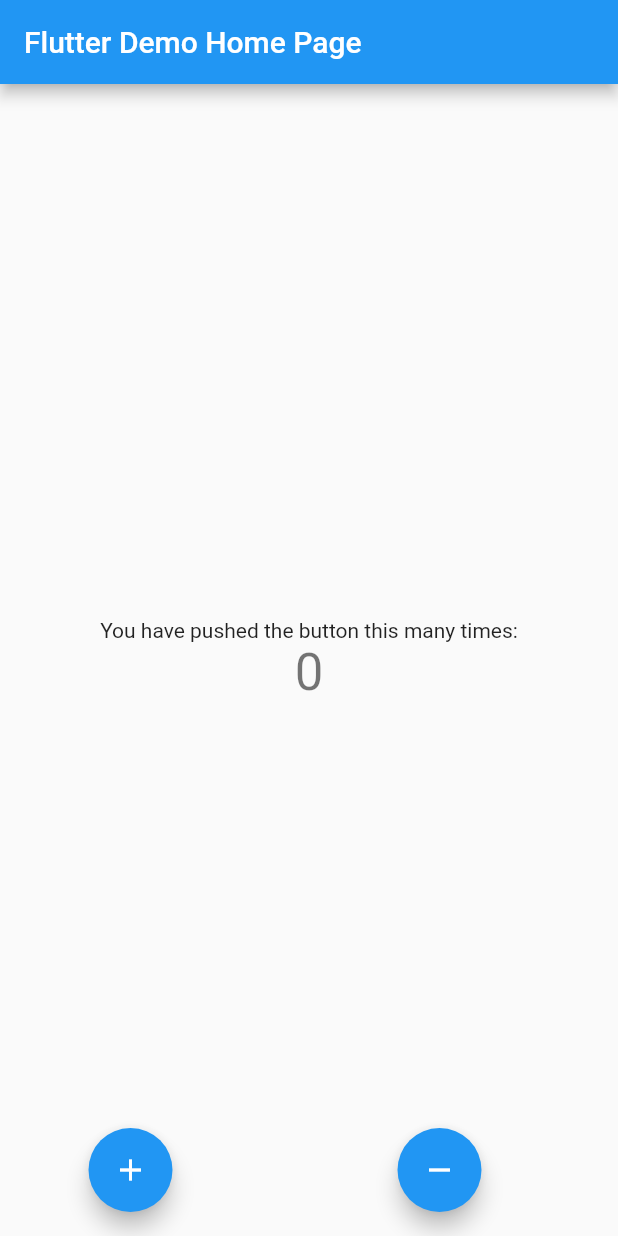
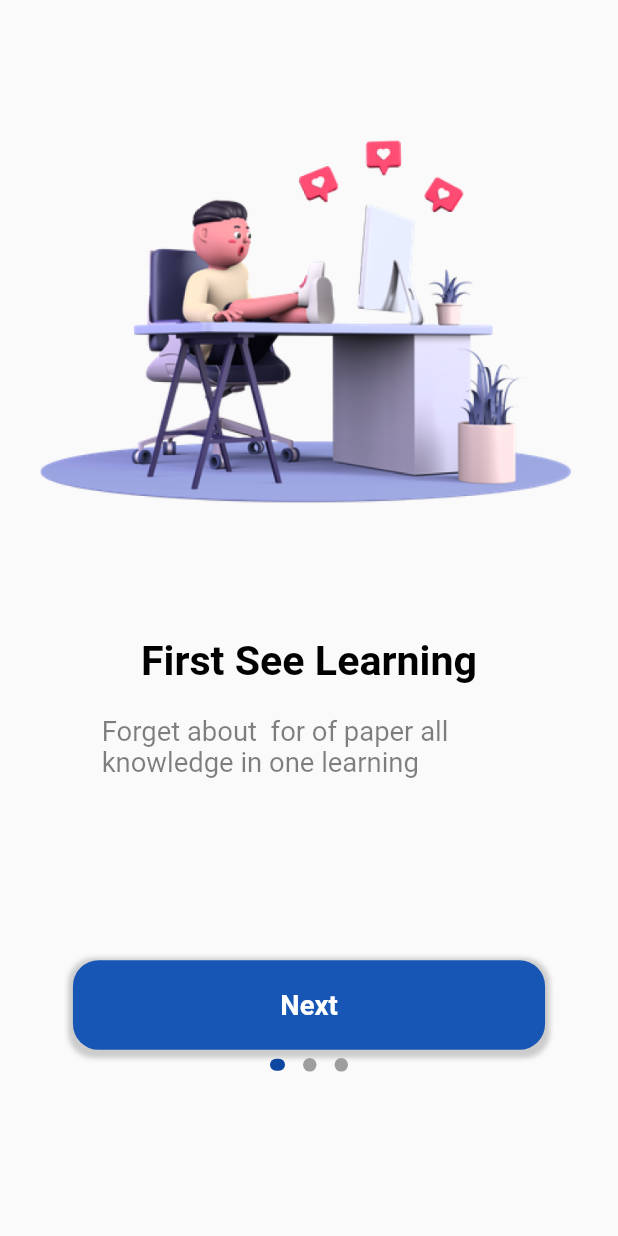
Before and after one commit to HazemHamdy7/learning_app, a Flutter app: the screen it shows after launch, on a phone screen of 412 x 824 dp. Run offline on Flutter 3.47's test engine with Material 2 defaults, Android fonts, the phone set to English and light mode, and no system bars; drawn by our look-alikes of dots_indicator; our stand-ins replace bloc, flutter_bloc, flutter_screenutil.

Commit message:
add welcome screen in bording

```diff
--- /dev/null
+++ b/lib/bloc_test_app/app_bloc.dart
@@ -0,0 +1,19 @@
+import 'package:bloc/bloc.dart';
+
+import 'app_event.dart';
+import 'app_state.dart';
+
+class AppBlocs extends Bloc<AppEvent, AppState> {
+  AppBlocs() : super(IntiState()) {
+    on<Increement>(
+      (event, emit) {
+        emit(AppState(counter: state.counter + 1));
+      },
+    );
+    on<Decreement>(
+      (event, emit) {
+        emit(AppState(counter: state.counter - 1));
+      },
+    );
+  }
+}
--- /dev/null
+++ b/lib/bloc_test_app/app_event.dart
@@ -0,0 +1,5 @@
+class AppEvent {}
+
+class Increement extends AppEvent {}
+
+class Decreement extends AppEvent {}
--- /dev/null
+++ b/lib/bloc_test_app/app_state.dart
@@ -0,0 +1,8 @@
+class AppState {
+  int counter;
+  AppState({required this.counter});
+}
+
+class IntiState extends AppState {
+  IntiState() : super(counter: 0);
+}
--- /dev/null
+++ b/lib/constant/utils/assets.dart
@@ -0,0 +1,5 @@
+class AssetsData {
+  static const accounTheader = 'assets/images/account_header.png';
+  static const reading = 'assets/images/reading.png';
+  static const man = 'assets/images/man.png';
+}
--- /dev/null
+++ b/lib/constant/utils/color.dart
@@ -0,0 +1,5 @@
+import 'package:flutter/material.dart';
+
+const kPrimyColor = Color(0xff100B20);
+const kTranstionDuration = Duration(microseconds: 250);
+const kGtSectraFine = 'Montserrat';
--- /dev/null
+++ b/lib/constant/utils/snakbar.dart
@@ -0,0 +1,9 @@
+import 'package:flutter/material.dart';
+
+void customSnakBar(context, String url) {
+  ScaffoldMessenger.of(context).showSnackBar(
+    SnackBar(
+      content: Text('Can`t launch $url'),
+    ),
+  );
+}
--- /dev/null
+++ b/lib/constant/utils/styles.dart
@@ -0,0 +1,64 @@
+import 'package:flutter/cupertino.dart';
+import 'package:flutter/material.dart';
+import 'package:flutter_screenutil/flutter_screenutil.dart';
+
+abstract class StylesApp {
+  // static const textStyle18 = TextStyle(
+  //   fontSize: 18,
+  //   fontWeight: FontWeight.w600,
+  // );
+
+  // static const textStyle20 = TextStyle(
+  //   fontSize: 20,
+  //   fontWeight: FontWeight.normal,
+  //   // fontFamily: kGtSectraFine,
+  // );
+  // static const textStyleBold20 = TextStyle(
+  //   fontSize: 20,
+  //   fontWeight: FontWeight.bold,
+  //   // fontFamily: kGtSectraFine,
+  // );
+
+  // static const textStyle30 = TextStyle(
+  //   fontSize: 30,
+  //   fontWeight: FontWeight.normal,
+  //   // fontFamily: kGtSectraFine,
+  // );
+  // static const textStyleBold30 = TextStyle(
+  //   fontSize: 30,
+  //   fontWeight: FontWeight.bold,
+  //   // fontFamily: kGtSectraFine,
+  // );
+
+  // static const textStyle14 =
+  //     TextStyle(fontSize: 14.0, fontWeight: FontWeight.normal);
+  // static const textStyle1Bold14 = TextStyle(
+  //   fontSize: 14,
+  //   fontWeight: FontWeight.bold,
+  // );
+
+  // static const textStyle16 = TextStyle(
+  //   fontSize: 16,
+  //   fontWeight: FontWeight.w500,
+  // );
+  // static const textStyle1Bold16 = TextStyle(
+  //   fontSize: 16,
+  //   fontWeight: FontWeight.bold,
+  // );
+  static TextStyle textStyle1Bold24 = TextStyle(
+    color: Colors.black,
+    fontSize: 24.sp,
+    fontWeight: FontWeight.bold,
+  );
+
+  static TextStyle textStylenormal_14 = TextStyle(
+    color: Colors.black.withOpacity(0.5),
+    fontSize: 16.sp,
+    fontWeight: FontWeight.normal,
+  );
+  static TextStyle textStyle16 = TextStyle(
+    color: Colors.white,
+    fontSize: 16.sp,
+    fontWeight: FontWeight.bold,
+  );
+}
--- a/lib/main.dart
+++ b/lib/main.dart
@@ -1,4 +1,9 @@
 import 'package:flutter/material.dart';
+import 'package:flutter_bloc/flutter_bloc.dart';
+import 'package:flutter_screenutil/flutter_screenutil.dart';
+import 'package:udemy/bloc_test_app/app_bloc.dart';
+import 'package:udemy/view/screens/welcome_screen/bloc/welcome_bloc.dart';
+import 'view/screens/welcome_screen/screen/welcome_page.dart';
 
 void main() {
   runApp(const MyApp());
@@ -10,74 +15,61 @@
   // This widget is the root of your application.
   @override
   Widget build(BuildContext context) {
-    return MaterialApp(
-      title: 'Flutter Demo',
-      theme: ThemeData(
-        primarySwatch: Colors.blue,
-      ),
-      home: const MyHomePage(title: 'Flutter Demo Home Page'),
-    );
+    return BlocProvider(
+        create: (context) => WelcomeBloc(),
+        child: ScreenUtilInit(
+          builder: (context, child) => const MaterialApp(
+            home: WelcomeScreen(),
+          ),
+        ));
   }
 }
 
-class MyHomePage extends StatefulWidget {
-  const MyHomePage({super.key, required this.title});
+// class MyHomePage extends StatelessWidget {
+//   const MyHomePage({super.key, required this.title});
 
-  final String title;
+//   final String title;
 
-  @override
-  State<MyHomePage> createState() => _MyHomePageState();
-}
-
-class _MyHomePageState extends State<MyHomePage> {
-  int _counter = 0;
-
-  void _incrementCounter() {
-    setState(() {
-      _counter++;
-    });
-  }
-
-  void _dicrementCounter() {
-    setState(() {
-      _counter--;
-    });
-  }
-
-  @override
-  Widget build(BuildContext context) {
-    return Scaffold(
-        appBar: AppBar(
-          title: Text(widget.title),
-        ),
-        body: Center(
-          child: Column(
-            mainAxisAlignment: MainAxisAlignment.center,
-            children: <Widget>[
-              const Text(
-                'You have pushed the button this many times:',
-              ),
-              Text(
-                '$_counter',
-                style: Theme.of(context).textTheme.headlineMedium,
-              ),
-            ],
-          ),
-        ),
-        floatingActionButton: Row(
-          mainAxisAlignment: MainAxisAlignment.spaceAround,
-          children: [
-            FloatingActionButton(
-              onPressed: _incrementCounter,
-              tooltip: 'Increment',
-              child: const Icon(Icons.add),
-            ),
-            FloatingActionButton(
-              onPressed: _dicrementCounter,
-              tooltip: 'decrement',
-              child: const Icon(Icons.remove),
-            ),
-          ],
-        ));
-  }
-}
+//   @override
+//   Widget build(BuildContext context) {
+//     return Scaffold(
+//         appBar: AppBar(
+//           title: Text(title),
+//         ),
+//         body: Center(
+//           child: BlocBuilder<AppBlocs, AppState>(
+//             builder: (context, state) {
+//               return Column(
+//                 mainAxisAlignment: MainAxisAlignment.center,
+//                 children: <Widget>[
+//                   const Text(
+//                     'You have pushed the button this many times:',
+//                   ),
+//                   Text(
+//                     "${BlocProvider.of<AppBlocs>(context).state.counter}",
+//                     style: Theme.of(context).textTheme.headlineMedium,
+//                   ),
+//                 ],
+//               );
+//             },
+//           ),
+//         ),
+//         floatingActionButton: Row(
+//           mainAxisAlignment: MainAxisAlignment.spaceAround,
+//           children: [
+//             FloatingActionButton(
+//               onPressed: () =>
+//                   BlocProvider.of<AppBlocs>(context).add(Increement()),
+//               tooltip: 'Increment',
+//               child: const Icon(Icons.add),
+//             ),
+//             FloatingActionButton(
+//               onPressed: () =>
+//                   BlocProvider.of<AppBlocs>(context).add(Decreement()),
+//               tooltip: 'decrement',
+//               child: const Icon(Icons.remove),
+//             ),
+//           ],
+//         ));
+//   }
+// }
--- /dev/null
+++ b/lib/view/screens/welcome_screen/bloc/welcome_bloc.dart
@@ -0,0 +1,13 @@
+import 'package:flutter_bloc/flutter_bloc.dart';
+import 'package:udemy/view/screens/welcome_screen/bloc/welcome_event.dart';
+import 'package:udemy/view/screens/welcome_screen/bloc/welcome_state.dart';
+
+class WelcomeBloc extends Bloc<WelcomeEvent, WelcomeState> {
+  WelcomeBloc() : super(WelcomeState()) {
+    on<WelcomeEvent>(
+      (event, emit) {
+        emit(WelcomeState(page: state.page));
+      },
+    );
+  }
+}
--- /dev/null
+++ b/lib/view/screens/welcome_screen/bloc/welcome_event.dart
@@ -0,0 +1 @@
+class WelcomeEvent {}
--- /dev/null
+++ b/lib/view/screens/welcome_screen/bloc/welcome_state.dart
@@ -0,0 +1,4 @@
+class WelcomeState {
+  int page;
+  WelcomeState({this.page = 0});
+}
--- /dev/null
+++ b/lib/view/screens/welcome_screen/screen/welcome_page.dart
@@ -0,0 +1,82 @@
+import 'package:dots_indicator/dots_indicator.dart';
+import 'package:flutter/material.dart';
+import 'package:flutter_bloc/flutter_bloc.dart';
+import 'package:flutter_screenutil/flutter_screenutil.dart';
+import '../bloc/welcome_bloc.dart';
+import '../bloc/welcome_state.dart';
+import '../widget/custom_page_view.dart';
+
+class WelcomeScreen extends StatefulWidget {
+  const WelcomeScreen({super.key});
+
+  @override
+  State<WelcomeScreen> createState() => _WelcomeScreenState();
+}
+
+class _WelcomeScreenState extends State<WelcomeScreen> {
+  @override
+  Widget build(BuildContext context) {
+    return Scaffold(
+      body: BlocBuilder<WelcomeBloc, WelcomeState>(
+        builder: (context, state) {
+          return Container(
+            padding: const EdgeInsets.all(20),
+            width: 375.w,
+            child: Stack(
+              alignment: Alignment.bottomCenter,
+              children: [
+                PageView(
+                  onPageChanged: (index) {},
+                  children: [
+                    CustomPageView(
+                      index: 1,
+                      title: 'First See Learning',
+                      subTitle:
+                          'Forget about  for of paper all knowledge in one learning',
+                      imagePath: '',
+                      context: context,
+                      nameButtom: 'Next',
+                    ),
+                    CustomPageView(
+                      index: 2,
+                      title: 'Connect With Everyone',
+                      subTitle:
+                          'Always Keep in touch with your tutor & friend. let`s get connected!',
+                      imagePath: '',
+                      context: context,
+                      nameButtom: 'Next',
+                    ),
+                    CustomPageView(
+                      index: 3,
+                      title: 'Always Fascinated Learning',
+                      subTitle:
+                          'Any Where . anytime. The time is at youe discretion so study when never want to ',
+                      imagePath: '',
+                      context: context,
+                      nameButtom: 'Get Started',
+                    ),
+                  ],
+                ),
+                Positioned(
+                  bottom: 70.h,
+                  child: DotsIndicator(
+                    dotsCount: 3,
+                    mainAxisAlignment: MainAxisAlignment.center,
+                    decorator: DotsDecorator(
+                      color: Colors.grey,
+                      activeColor: Colors.blue[900]!,
+                      activeSize: const Size(10.0, 8.0),
+                      activeShape: RoundedRectangleBorder(
+                        borderRadius: BorderRadius.circular(5.0),
+                      ),
+                    ),
+                  ),
+                ),
+              ],
+            ),
+          );
+        },
+      ),
+    );
+  }
+}
--- /dev/null
+++ b/lib/view/screens/welcome_screen/widget/custom_bottom_InBoroding.dart
@@ -0,0 +1,44 @@
+// ignore_for_file: public_member_api_docs, sort_constructors_first
+import 'package:flutter/material.dart';
+import 'package:flutter_screenutil/flutter_screenutil.dart';
+
+import '../../../../constant/utils/styles.dart';
+
+class CustomBottomInBording extends StatelessWidget {
+  const CustomBottomInBording({
+    Key? key,
+    required this.text,
+    this.onTap,
+  }) : super(key: key);
+  final String text;
+  final void Function()? onTap;
+  @override
+  Widget build(BuildContext context) {
+    return GestureDetector(
+      onTap: onTap,
+      child: Container(
+        margin: EdgeInsets.only(top: 100.h, left: 25.w, right: 25.w),
+        width: 325.w,
+        height: 50.h,
+        decoration: BoxDecoration(
+            color: const Color.fromARGB(255, 23, 86, 180),
+            borderRadius: BorderRadius.all(
+              Radius.circular(15.w),
+            ),
+            boxShadow: [
+              BoxShadow(
+                  color: Colors.grey.withOpacity(0.5),
+                  spreadRadius: 3,
+                  blurRadius: 2,
+                  offset: const Offset(0, 2)),
+            ]),
+        child: Center(
+          child: Text(
+            text,
+            style: StylesApp.textStyle16,
+          ),
+        ),
+      ),
+    );
+  }
+}
--- /dev/null
+++ b/lib/view/screens/welcome_screen/widget/custom_page_view.dart
@@ -0,0 +1,46 @@
+// ignore_for_file: public_member_api_docs, sort_constructors_first
+import 'package:flutter/material.dart';
+import 'package:flutter_screenutil/flutter_screenutil.dart';
+
+import '../../../../constant/utils/assets.dart';
+import 'custom_bottom_InBoroding.dart';
+import 'custom_text_in_bording.dart';
+
+class CustomPageView extends StatelessWidget {
+  CustomPageView({
+    Key? key,
+    required this.title,
+    required this.nameButtom,
+    required this.imagePath,
+    required this.subTitle,
+    required BuildContext context,
+    required int index,
+  }) : super(key: key);
+  final String title;
+  final String nameButtom;
+
+  final String imagePath;
+  final String subTitle;
+  int? index;
+  BuildContext? context;
+  @override
+  Widget build(BuildContext context) {
+    return Column(
+      children: [
+        SizedBox(
+          width: 345.w,
+          height: 345.w,
+          child: Image.asset(AssetsData.man),
+        ),
+        CustomTextInBording(
+          title: title,
+          subTitle: subTitle,
+        ),
+        CustomBottomInBording(
+          text: nameButtom,
+          onTap: () {},
+        ),
+      ],
+    );
+  }
+}
--- /dev/null
+++ b/lib/view/screens/welcome_screen/widget/custom_text_in_bording.dart
@@ -0,0 +1,36 @@
+// ignore_for_file: public_member_api_docs, sort_constructors_first
+import 'package:flutter/material.dart';
+import 'package:flutter_screenutil/flutter_screenutil.dart';
+
+import '../../../../constant/utils/styles.dart';
+
+class CustomTextInBording extends StatelessWidget {
+  const CustomTextInBording({
+    Key? key,
+    required this.title,
+    required this.subTitle,
+  }) : super(key: key);
+  final String title;
+  final String subTitle;
+  @override
+  Widget build(BuildContext context) {
+    return Container(
+      padding: const EdgeInsets.all(2),
+      child: Column(
+        children: [
+          Padding(
+            padding: const EdgeInsets.all(8.0),
+            child: Text(title, style: StylesApp.textStyle1Bold24),
+          ),
+          SizedBox(height: 10.h),
+          Container(
+            padding: EdgeInsets.symmetric(horizontal: 40.w),
+            child: Text(subTitle,
+                style: StylesApp.textStylenormal_14,
+                overflow: TextOverflow.clip),
+          ),
+        ],
+      ),
+    );
+  }
+}
```
Also changed, not shown: lib/constant/utils/app_router.dart (added, +42 -0 lines), pubspec.yaml (+5 -10 lines), pubspec.lock.
